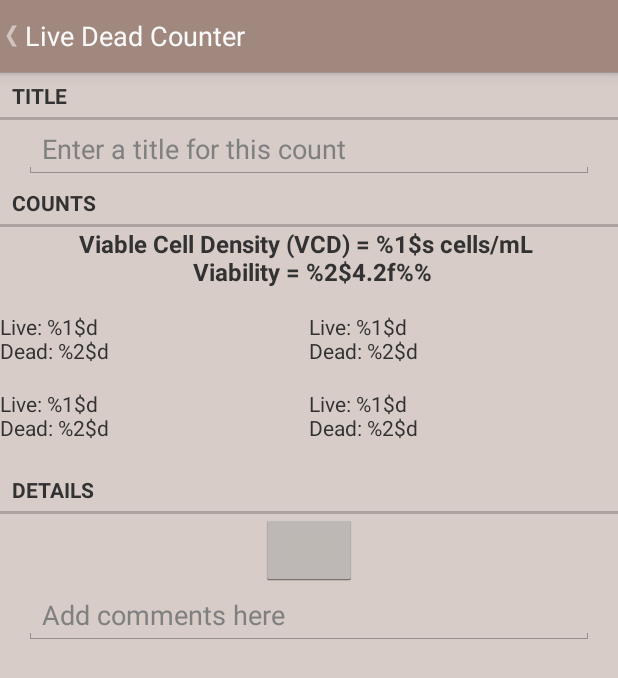
After one commit to Maecenas49/LiveDeadCounter, an Android app: the TotalCountDetailsActivity screen opened directly, with no data from a screen before it, on a phone screen of 412 x 824 dp. The commit adds this screen. Shown: the top 678 px of the screen. Run offline under Robolectric (Android 15) with nearby library versions, the phone set to English and light mode, and no system bars.

Commit message:
Created count details Fragment/Activity. Set up calculation dialog to start count details upon save.

```diff
--- /dev/null
+++ b/app/src/main/java/com/computing/millenium/springers/livedeadcounter/TotalCountDetailsActivity.java
@@ -0,0 +1,40 @@
+package com.computing.millenium.springers.livedeadcounter;
+
+import android.os.Bundle;
+import android.support.v4.app.FragmentActivity;
+import android.view.Menu;
+import android.view.MenuItem;
+
+/**
+ * Created by Mike on 6/21/2015.
+ */
+public class TotalCountDetailsActivity extends FragmentActivity {
+
+    @Override
+    protected void onCreate(Bundle savedInstanceState) {
+        super.onCreate(savedInstanceState);
+        setContentView(R.layout.activity_total_count_details);
+    }
+
+
+    @Override
+    public boolean onCreateOptionsMenu(Menu menu) {
+        // Inflate the menu; this adds items to the action bar if it is present.
+        return true;
+    }
+
+    @Override
+    public boolean onOptionsItemSelected(MenuItem item) {
+        // Handle action bar item clicks here. The action bar will
+        // automatically handle clicks on the Home/Up button, so long
+        // as you specify a parent activity in AndroidManifest.xml.
+        int id = item.getItemId();
+
+        //noinspection SimplifiableIfStatement
+        if (id == R.id.action_settings) {
+            return true;
+        }
+
+        return super.onOptionsItemSelected(item);
+    }
+}
--- /dev/null
+++ b/app/src/main/java/com/computing/millenium/springers/livedeadcounter/TotalCountDetailsFragment.java
@@ -0,0 +1,22 @@
+package com.computing.millenium.springers.livedeadcounter;
+
+import android.app.Fragment;
+import android.os.Bundle;
+import android.support.annotation.Nullable;
+import android.view.LayoutInflater;
+import android.view.View;
+import android.view.ViewGroup;
+
+/**
+ * Created by Mike on 6/21/2015.
+ */
+public class TotalCountDetailsFragment extends Fragment {
+
+    @Nullable
+    @Override
+    public View onCreateView(LayoutInflater inflater, ViewGroup container, Bundle savedInstanceState) {
+        View v = inflater.inflate(R.layout.fragment_total_count_details, container, false);
+
+        return v;
+    }
+}
--- a/app/src/main/res/layout/activity_live_dead_counter.xml
+++ b/app/src/main/res/layout/activity_live_dead_counter.xml
@@ -1,5 +1,5 @@
 <fragment xmlns:android="http://schemas.android.com/apk/res/android"
     xmlns:tools="http://schemas.android.com/tools" android:id="@+id/fragment"
-    android:name="com.computing.millenium.springers.livedeadcounter.LiveDeadCounterActivityFragment"
+    android:name="com.computing.millenium.springers.livedeadcounter.LiveDeadCounterFragment"
     tools:layout="@layout/fragment_live_dead_counter" android:layout_width="match_parent"
     android:layout_height="match_parent" />
--- /dev/null
+++ b/app/src/main/res/layout/activity_total_count_details.xml
@@ -0,0 +1,5 @@
+<fragment xmlns:android="http://schemas.android.com/apk/res/android"
+          xmlns:tools="http://schemas.android.com/tools" android:id="@+id/fragment"
+          android:name="com.computing.millenium.springers.livedeadcounter.TotalCountDetailsFragment"
+          tools:layout="@layout/fragment_total_count_details" android:layout_width="match_parent"
+          android:layout_height="match_parent" />
--- /dev/null
+++ b/app/src/main/res/layout/fragment_total_count_details.xml
@@ -0,0 +1,94 @@
+<?xml version="1.0" encoding="utf-8"?>
+<ScrollView xmlns:android="http://schemas.android.com/apk/res/android"
+            android:layout_width="fill_parent"
+            android:layout_height="fill_parent">
+    <LinearLayout
+                  android:orientation="vertical"
+                  android:layout_width="match_parent"
+                  android:layout_height="match_parent">
+        <TextView
+            android:layout_width="fill_parent"
+            android:layout_height="wrap_content"
+            android:text="@string/total_count_detail_title"
+            style="?android:listSeparatorTextViewStyle"/>
+        <EditText
+            android:id="@+id/total_count_title"
+            android:layout_width="fill_parent"
+            android:layout_height="wrap_content"
+            android:layout_marginRight="16dp"
+            android:layout_marginLeft="16dp"
+            android:hint="@string/total_count_title_hint"/>
+        <TextView
+            android:layout_width="fill_parent"
+            android:layout_height="wrap_content"
+            android:text="@string/total_count_counts"
+            style="?android:listSeparatorTextViewStyle"/>
+        <TableLayout
+            android:layout_width="fill_parent"
+            android:layout_height="wrap_content"
+            android:stretchColumns="*">
+            <TableRow
+                android:layout_width="fill_parent"
+                android:layout_height="wrap_content"
+                android:layout_weight="0"
+                android:layout_marginBottom="16dp">
+                <TextView
+                    android:id="@+id/total_count_vcd_text"
+                    android:layout_width="fill_parent"
+                    android:layout_height="wrap_content"
+                    android:layout_span="2"
+                    android:gravity="center"
+                    android:textStyle="bold"
+                    android:textSize="16sp"
+                    android:text="@string/vcd_text"/>
+            </TableRow>
+            <TableRow
+                android:layout_width="fill_parent"
+                android:layout_height="wrap_content">
+                <TextView
+                    android:id="@+id/total_count_q1_text"
+                    style="@style/QuadrantCountDetailsText"/>
+                <TextView
+                    android:id="@+id/total_count_q2_text"
+                    style="@style/QuadrantCountDetailsText"/>
+            </TableRow>
+            <TableRow
+                android:layout_width="fill_parent"
+                android:layout_height="wrap_content">
+                <TextView
+                    android:id="@+id/total_count_q3_text"
+                    style="@style/QuadrantCountDetailsText"/>
+                <TextView
+                    android:id="@+id/total_count_q4_text"
+                    style="@style/QuadrantCountDetailsText"/>
+            </TableRow>
+        </TableLayout>
+        <TextView
+            android:layout_width="fill_parent"
+            android:layout_height="wrap_content"
+            android:text="@string/total_count_details"
+            style="?android:listSeparatorTextViewStyle"/>
+        <Button
+            android:id="@+id/total_count_date"
+            android:layout_width="wrap_content"
+            android:layout_height="wrap_content"
+            android:layout_gravity="center"
+            android:layout_marginRight="16dp"
+            android:layout_marginLeft="16dp"/>
+        <EditText
+            android:id="@+id/total_count_comments"
+            android:layout_width="fill_parent"
+            android:layout_height="wrap_content"
+            android:inputType="textMultiLine"
+            android:scrollbars="vertical"
+            android:lines="6"
+            android:minLines="1"
+            android:maxLines="8"
+            android:layout_gravity="center"
+            android:layout_marginRight="16dp"
+            android:layout_marginLeft="16dp"
+            android:gravity="top|left"
+            android:hint="@string/total_count_comment_hint"/>
+
+    </LinearLayout>
+</ScrollView>
--- a/app/src/main/res/values/strings.xml
+++ b/app/src/main/res/values/strings.xml
@@ -11,4 +11,10 @@
     <string name="calculate_text">Calculate</string>
     <string name="results_title">Results</string>
     <string name="save">Save</string>
+    <string name="total_count_detail_title">Title</string>
+    <string name="total_count_title_hint">Enter a title for this count</string>
+    <string name="total_count_details">Details</string>
+    <string name="quadrant_count_text">Live: %1$d \nDead: %2$d</string>
+    <string name="total_count_counts">Counts</string>
+    <string name="total_count_comment_hint">Add comments here</string>
 </resources>
--- a/app/src/main/res/values/styles.xml
+++ b/app/src/main/res/values/styles.xml
@@ -42,4 +42,11 @@
         <item name="android:textColor">@color/actionbar_text</item>
     </style>
 
+    <style name="QuadrantCountDetailsText">
+        <item name="android:layout_height">wrap_content</item>
+        <item name="android:layout_width">fill_parent</item>
+        <item name="android:text">@string/quadrant_count_text</item>
+        <item name="android:layout_weight">0</item>
+        <item name="android:layout_marginBottom">16dp</item>
+    </style>
 </resources>
```
Also changed, not shown: app/src/main/AndroidManifest.xml (+12 -1 lines), app/src/main/java/com/computing/millenium/springers/livedeadcounter/CalculationResultsFragment.java (+18 -3 lines), app/src/main/java/com/computing/millenium/springers/livedeadcounter/LiveDeadCounterFragment.java (renamed from app/src/main/java/com/computing/millenium/springers/livedeadcounter/LiveDeadCounterActivityFragment.java, +20 -3 lines), app/src/main/java/com/computing/millenium/springers/livedeadcounter/TotalCount.java (+25 -0 lines), app/src/main/res/layout/fragment_live_dead_counter.xml (+4 -4 lines).
